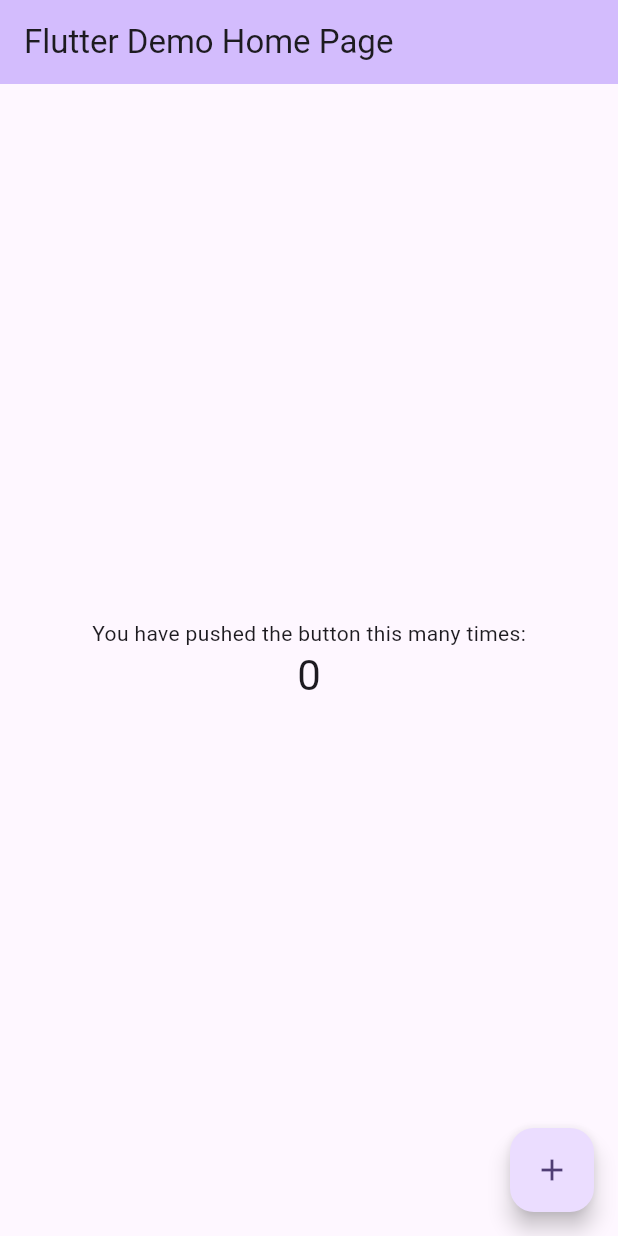
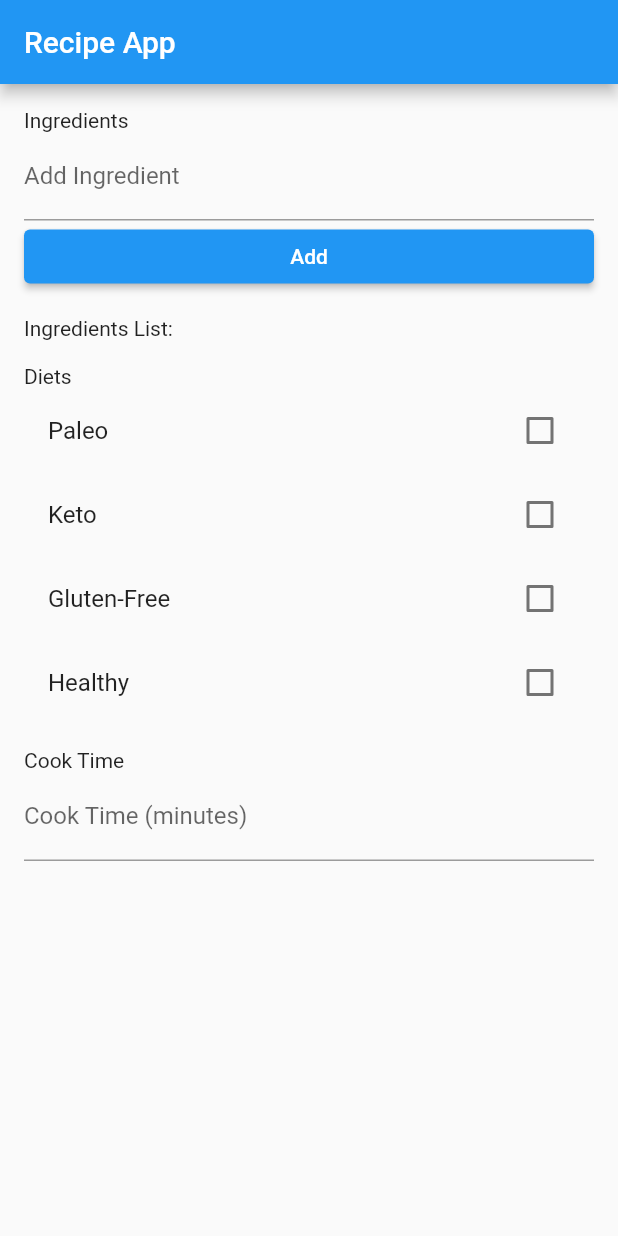
Before and after one commit to ryanhood10/FlutterProject, a Flutter app: the screen it shows after launch, on a phone screen of 412 x 824 dp. Run offline on Flutter 3.47's test engine with Material 2 defaults, Android fonts, the phone set to English and light mode, and no system bars.

Commit message:
started user input page

```diff
--- a/lib/main.dart
+++ b/lib/main.dart
@@ -1,125 +1,130 @@
 import 'package:flutter/material.dart';
 
 void main() {
-  runApp(const MyApp());
+  runApp(MyApp());
 }
 
 class MyApp extends StatelessWidget {
-  const MyApp({super.key});
-
-  // This widget is the root of your application.
   @override
   Widget build(BuildContext context) {
     return MaterialApp(
-      title: 'Flutter Demo',
+      title: 'Recipe App',
       theme: ThemeData(
-        // This is the theme of your application.
-        //
-        // TRY THIS: Try running your application with "flutter run". You'll see
-        // the application has a blue toolbar. Then, without quitting the app,
-        // try changing the seedColor in the colorScheme below to Colors.green
-        // and then invoke "hot reload" (save your changes or press the "hot
-        // reload" button in a Flutter-supported IDE, or press "r" if you used
-        // the command line to start the app).
-        //
-        // Notice that the counter didn't reset back to zero; the application
-        // state is not lost during the reload. To reset the state, use hot
-        // restart instead.
-        //
-        // This works for code too, not just values: Most code changes can be
-        // tested with just a hot reload.
-        colorScheme: ColorScheme.fromSeed(seedColor: Colors.deepPurple),
-        useMaterial3: true,
+        primarySwatch: Colors.blue,
       ),
-      home: const MyHomePage(title: 'Flutter Demo Home Page'),
+      home: MainPage(),
     );
   }
 }
 
-class MyHomePage extends StatefulWidget {
-  const MyHomePage({super.key, required this.title});
-
-  // This widget is the home page of your application. It is stateful, meaning
-  // that it has a State object (defined below) that contains fields that affect
-  // how it looks.
-
-  // This class is the configuration for the state. It holds the values (in this
-  // case the title) provided by the parent (in this case the App widget) and
-  // used by the build method of the State. Fields in a Widget subclass are
-  // always marked "final".
-
-  final String title;
-
+class MainPage extends StatefulWidget {
   @override
-  State<MyHomePage> createState() => _MyHomePageState();
+  _MainPageState createState() => _MainPageState();
 }
 
-class _MyHomePageState extends State<MyHomePage> {
-  int _counter = 0;
+class _MainPageState extends State<MainPage> {
+  List<String> ingredientsList = [];
+  bool isPaleoSelected = false;
+  bool isKetoSelected = false;
+  bool isGlutenFreeSelected = false;
+  bool isHealthySelected = false;
+  String cookTime = '';
 
-  void _incrementCounter() {
+  void addIngredient(String ingredient) {
     setState(() {
-      // This call to setState tells the Flutter framework that something has
-      // changed in this State, which causes it to rerun the build method below
-      // so that the display can reflect the updated values. If we changed
-      // _counter without calling setState(), then the build method would not be
-      // called again, and so nothing would appear to happen.
-      _counter++;
+      ingredientsList.add(ingredient);
     });
   }
 
   @override
   Widget build(BuildContext context) {
-    // This method is rerun every time setState is called, for instance as done
-    // by the _incrementCounter method above.
-    //
-    // The Flutter framework has been optimized to make rerunning build methods
-    // fast, so that you can just rebuild anything that needs updating rather
-    // than having to individually change instances of widgets.
     return Scaffold(
       appBar: AppBar(
-        // TRY THIS: Try changing the color here to a specific color (to
-        // Colors.amber, perhaps?) and trigger a hot reload to see the AppBar
-        // change color while the other colors stay the same.
-        backgroundColor: Theme.of(context).colorScheme.inversePrimary,
-        // Here we take the value from the MyHomePage object that was created by
-        // the App.build method, and use it to set our appbar title.
-        title: Text(widget.title),
+        title: Text('Recipe App'),
       ),
       body: Center(
-        // Center is a layout widget. It takes a single child and positions it
-        // in the middle of the parent.
-        child: Column(
-          // Column is also a layout widget. It takes a list of children and
-          // arranges them vertically. By default, it sizes itself to fit its
-          // children horizontally, and tries to be as tall as its parent.
-          //
-          // Column has various properties to control how it sizes itself and
-          // how it positions its children. Here we use mainAxisAlignment to
-          // center the children vertically; the main axis here is the vertical
-          // axis because Columns are vertical (the cross axis would be
-          // horizontal).
-          //
-          // TRY THIS: Invoke "debug painting" (choose the "Toggle Debug Paint"
-          // action in the IDE, or press "p" in the console), to see the
-          // wireframe for each widget.
-          mainAxisAlignment: MainAxisAlignment.center,
-          children: <Widget>[
-            const Text(
-              'You have pushed the button this many times:',
-            ),
-            Text(
-              '$_counter',
-              style: Theme.of(context).textTheme.headlineMedium,
-            ),
+        child: ListView(
+          padding: EdgeInsets.all(16.0),
+          children: [
+            // Ingredients Section
+            Text('Ingredients'), // End of Text('Ingredients')
+            TextField(
+              onChanged: (value) => cookTime = value,
+              decoration: InputDecoration(
+                labelText: 'Add Ingredient',
+              ),
+              onSubmitted: addIngredient,
+            ), // End of TextField
+            ElevatedButton(
+              onPressed: () => addIngredient(cookTime),
+              child: Text('Add'),
+            ), // End of ElevatedButton
+            SizedBox(height: 16.0),
+            Text('Ingredients List:'), // End of Text('Ingredients List:')
+            ListView.builder(
+              shrinkWrap: true,
+              itemCount: ingredientsList.length,
+              itemBuilder: (context, index) {
+                return Text(ingredientsList[index]);
+              },
+            ), // End of ListView.builder
+            SizedBox(height: 16.0),
+
+            // Diets Section
+            Text('Diets'), // End of Text('Diets')
+            CheckboxListTile(
+              title: Text('Paleo'),
+              value: isPaleoSelected,
+              onChanged: (value) {
+                setState(() {
+                  isPaleoSelected = value!;
+                });
+              },
+            ), // End of CheckboxListTile (Paleo)
+            CheckboxListTile(
+              title: Text('Keto'),
+              value: isKetoSelected,
+              onChanged: (value) {
+                setState(() {
+                  isKetoSelected = value!;
+                });
+              },
+            ), // End of CheckboxListTile (Keto)
+            CheckboxListTile(
+              title: Text('Gluten-Free'),
+              value: isGlutenFreeSelected,
+              onChanged: (value) {
+                setState(() {
+                  isGlutenFreeSelected = value!;
+                });
+              },
+            ), // End of CheckboxListTile (Gluten-Free)
+            CheckboxListTile(
+              title: Text('Healthy'),
+              value: isHealthySelected,
+              onChanged: (value) {
+                setState(() {
+                  isHealthySelected = value!;
+                });
+              },
+            ), // End of CheckboxListTile (Healthy)
+            SizedBox(height: 16.0),
+
+            // Cook Time Section
+            Text('Cook Time'), // End of Text('Cook Time')
+            TextField(
+              onChanged: (value) {
+                setState(() {
+                  cookTime = value;
+                });
+              },
+              decoration: InputDecoration(
+                labelText: 'Cook Time (minutes)',
+              ),
+            ), // End of TextField
           ],
         ),
       ),
-      floatingActionButton: FloatingActionButton(
-        onPressed: _incrementCounter,
-        tooltip: 'Increment',
-        child: const Icon(Icons.add),
-      ), // This trailing comma makes auto-formatting nicer for build methods.
     );
   }
 }
```
